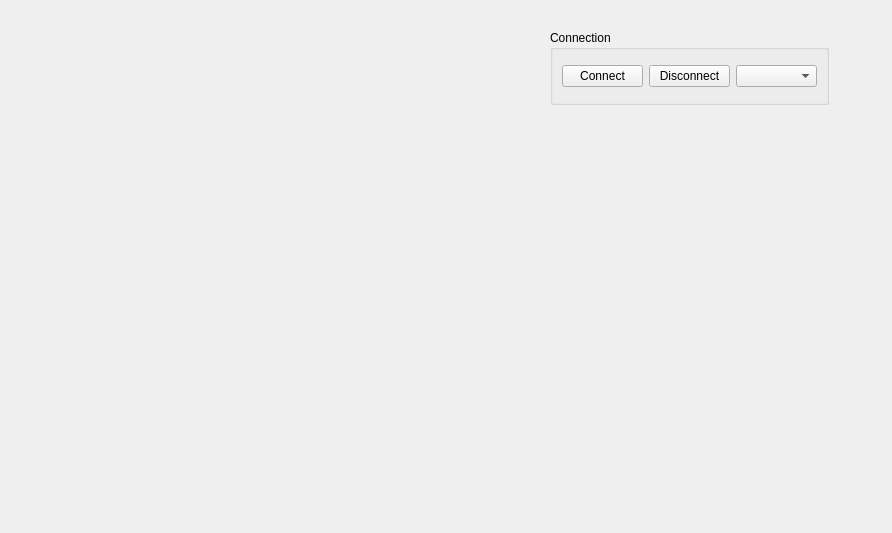
The window that View/tab_setup.ui (AakashKumar21/EmbeddedToolbox-GUI) describes before a commit, drawn with Qt 5.
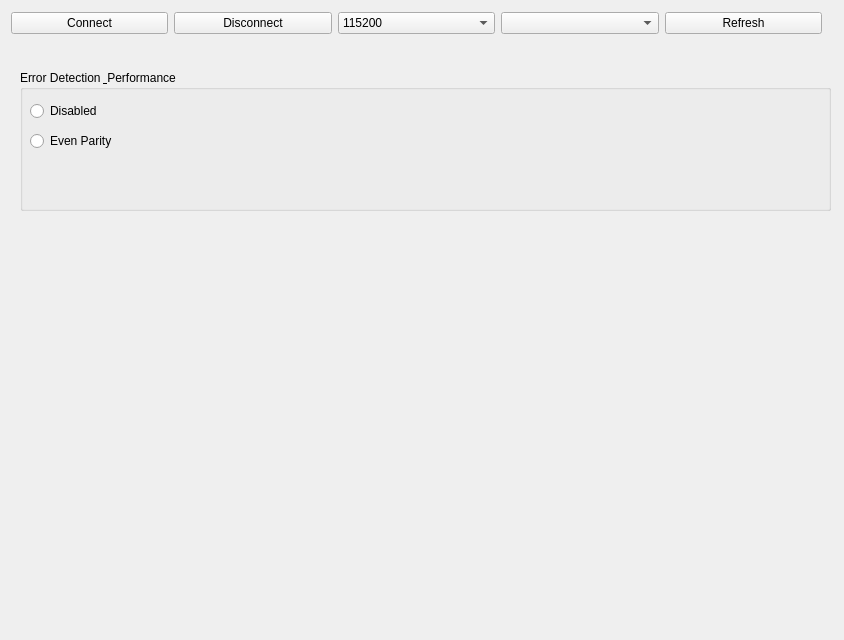
The same window after the commit.

```diff
--- a/View/tab_setup.ui
+++ b/View/tab_setup.ui
@@ -6,8 +6,8 @@
    <rect>
     <x>0</x>
     <y>0</y>
-    <width>892</width>
-    <height>533</height>
+    <width>844</width>
+    <height>640</height>
    </rect>
   </property>
   <property name="windowTitle">
@@ -16,17 +16,51 @@
   <widget class="QGroupBox" name="setupBox">
    <property name="geometry">
     <rect>
-     <x>550</x>
-     <y>30</y>
-     <width>279</width>
-     <height>75</height>
+     <x>20</x>
+     <y>70</y>
+     <width>811</width>
+     <height>141</height>
     </rect>
    </property>
    <property name="title">
-    <string>Connection</string>
+    <string>Error Detection &amp; Performance</string>
    </property>
-   <layout class="QVBoxLayout" name="verticalLayout">
-    <item>
+   <widget class="QRadioButton" name="radioButton">
+    <property name="geometry">
+     <rect>
+      <x>10</x>
+      <y>30</y>
+      <width>97</width>
+      <height>22</height>
+     </rect>
+    </property>
+    <property name="text">
+     <string>Disabled</string>
+    </property>
+   </widget>
+   <widget class="QRadioButton" name="radioButton_2">
+    <property name="geometry">
+     <rect>
+      <x>10</x>
+      <y>60</y>
+      <width>97</width>
+      <height>22</height>
+     </rect>
+    </property>
+    <property name="text">
+     <string>Even Parity</string>
+    </property>
+   </widget>
+  </widget>
+  <widget class="QWidget" name="">
+   <property name="geometry">
+    <rect>
+     <x>11</x>
+     <y>10</y>
+     <width>811</width>
+     <height>27</height>
+    </rect>
+   </property>
      <layout class="QHBoxLayout" name="horizontalLayout">
       <item>
        <widget class="QPushButton" name="btn_connect">
@@ -42,14 +76,39 @@
         </property>
        </widget>
       </item>
+    <item>
+     <widget class="QComboBox" name="baudRateSelect">
+      <item>
+       <property name="text">
+        <string>115200</string>
+       </property>
+      </item>
+      <item>
+       <property name="text">
+        <string>9600</string>
+       </property>
+      </item>
+     </widget>
+    </item>
       <item>
        <widget class="QComboBox" name="comPortSelect">
         <property name="editable">
          <bool>false</bool>
         </property>
-       </widget>
-      </item>
-     </layout>
+      <property name="currentText">
+       <string/>
+      </property>
+      <property name="duplicatesEnabled">
+       <bool>false</bool>
+      </property>
+     </widget>
+    </item>
+    <item>
+     <widget class="QPushButton" name="btn_refresh_port">
+      <property name="text">
+       <string>Refresh</string>
+      </property>
+     </widget>
     </item>
    </layout>
   </widget>
```
Left out of the diff: 2 changed lines with no effect on the pictures. Lines whose indentation alone changed are shown as unchanged.
